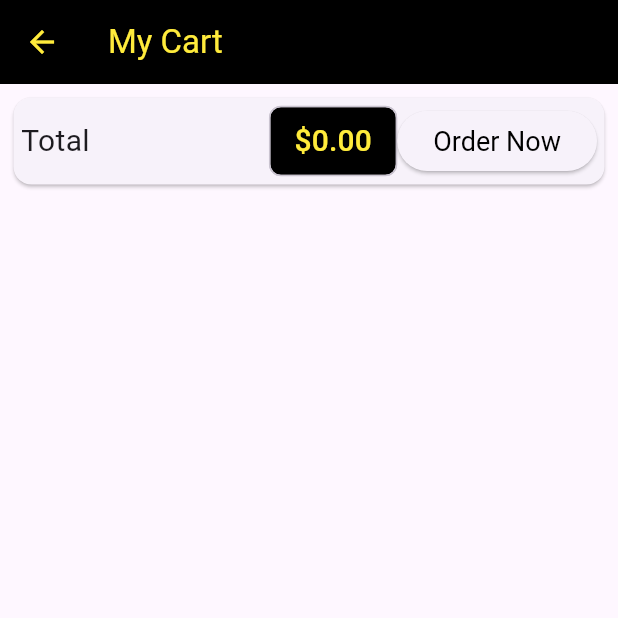
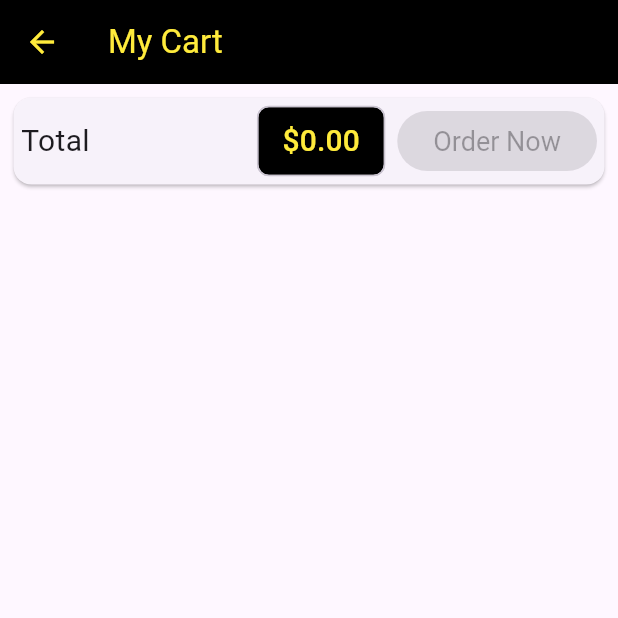
Before and after one commit to Joyy-dev/Shop-project, a Flutter app: the CartScreen screen opened by its route, on a phone screen of 412 x 824 dp, the top half of it. Run offline on Flutter 3.47's test engine with Material 3 defaults, Android fonts, the phone set to English and light mode, and no system bars; network calls fail.

Commit message:
Fetching order

```diff
--- a/lib/screens/cart_screen.dart
+++ b/lib/screens/cart_screen.dart
@@ -39,22 +39,8 @@ class CartScreen extends StatelessWidget {
                   ),),
                   backgroundColor: Colors.black,
                 ),
-                ElevatedButton(
-                  style: ElevatedButton.styleFrom(
-                    foregroundColor: Colors.black,
-                    textStyle: const TextStyle(
-                      fontSize: 18,
-                    ),
-                    shape: const RoundedRectangleBorder(borderRadius: BorderRadius.all(Radius.circular(20),))
-                  ),
-                  onPressed: () {
-                    Provider.of<Order>(context, listen: false).addOrder(
-                      cart.items.values.toList(),
-                      cart.totalAmount
-                    );
-                    cart.clear();
-                  },
-                  child: const Text('Order Now'))
+                const SizedBox(width: 8,),
+                OrderNowButton(cart: cart)
                 ],
               ),
             ),
@@ -77,3 +63,46 @@ class CartScreen extends StatelessWidget {
     );
   }
 }
+
+class OrderNowButton extends StatefulWidget {
+  const OrderNowButton({
+    super.key,
+    required this.cart,
+  });
+
+  final Cart cart;
+
+  @override
+  State<OrderNowButton> createState() => _OrderNowButtonState();
+}
+
+class _OrderNowButtonState extends State<OrderNowButton> {
+  var _isloading = false;
+
+  @override
+  Widget build(BuildContext context) {
+    return ElevatedButton(
+      style: ElevatedButton.styleFrom(
+        foregroundColor: Colors.black,
+        textStyle: const TextStyle(
+          fontSize: 18,
+        ),
+        shape: const RoundedRectangleBorder(borderRadius: BorderRadius.all(Radius.circular(20),))
+      ),
+      onPressed: (widget.cart.totalAmount <= 0 || _isloading) ? null : () async {
+        setState(() {
+          _isloading = true;
+        });
+        await Provider.of<Order>(context, listen: false).addOrder(
+          widget.cart.items.values.toList(),
+          widget.cart.totalAmount
+        );
+        setState(() {
+          _isloading = false;
+        });
+        widget.cart.clear();
+      },
+      child: _isloading ? const CircularProgressIndicator() : const Text('Order Now')
+    );
+  }
+}
```
Also changed, not shown: lib/provider/order.dart (+62 -8 lines), lib/provider/products.dart (+6 -3 lines), lib/screens/order_screen.dart (+24 -2 lines).
